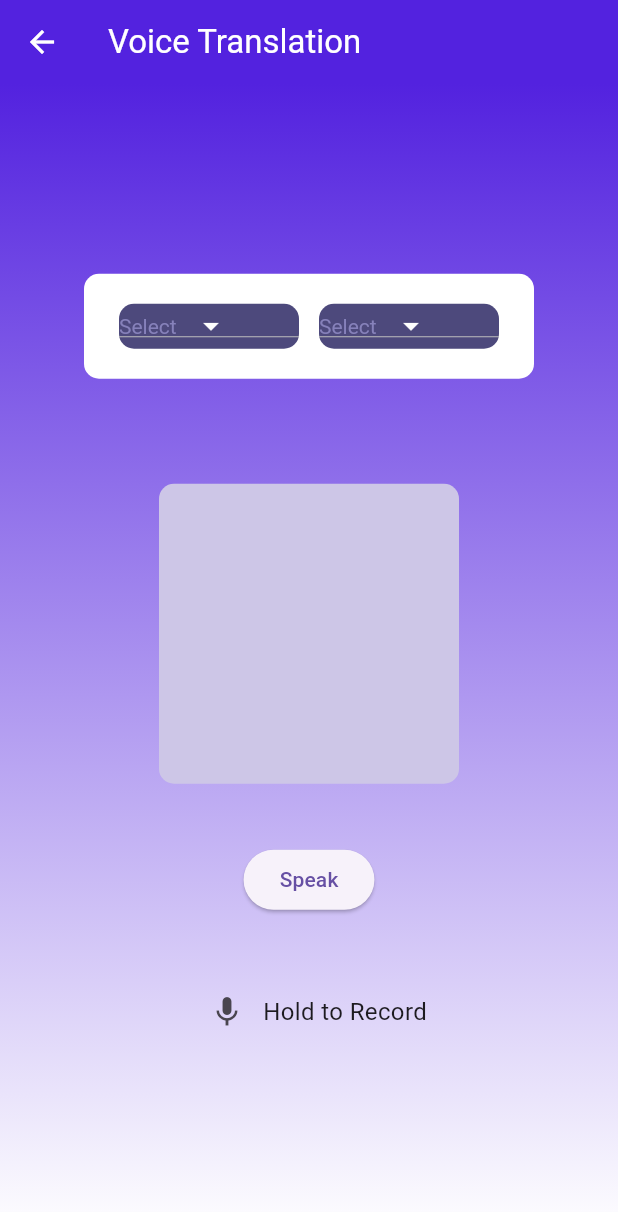
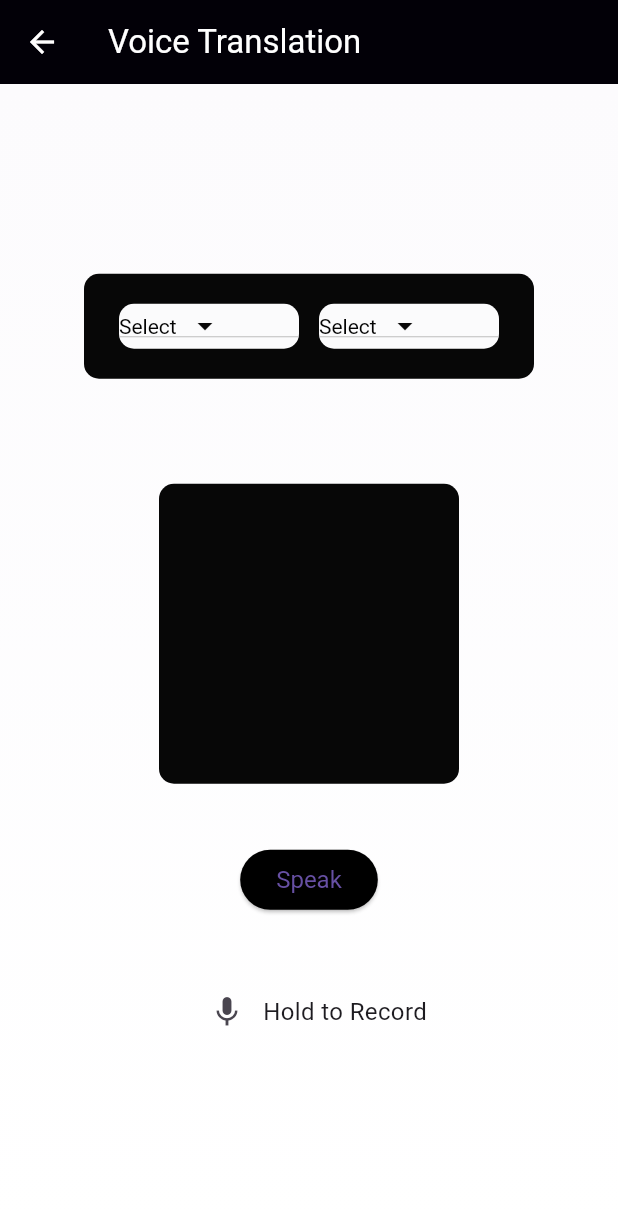
Before and after one commit to MeghaRajesh/Translate_Hub, a Flutter app: the TranslatorScreen screen opened directly, on a phone screen of 412 x 824 dp. Shown: the top 1212 px of the screen. Run offline on Flutter 3.47's test engine with Material 3 defaults, Android fonts, the phone set to English and light mode, and no system bars; our stand-ins replace cloud_firestore, firebase_auth, firebase_core, flutter_tts, get, image_picker and 1 more; missing offline and left inert: translator; accounts and stored records are empty; statements that could not run were skipped.

Commit message:
28-04-24

```diff
--- a/lib/voice.dart
+++ b/lib/voice.dart
@@ -1,8 +1,9 @@
 import 'package:flutter/material.dart';
+import 'package:flutter_tts/flutter_tts.dart';
 import 'package:speech_to_text/speech_to_text.dart' as stt;
 import 'package:translator/translator.dart';
-import 'package:flutter_tts/flutter_tts.dart';
-import 'option.dart';
+
+import 'option.dart'; // Assuming the option.dart file is in the same directory
 
 class VoiceTranslation extends StatelessWidget {
   @override
@@ -17,7 +18,6 @@ class VoiceTranslation extends StatelessWidget {
   }
 }
 
-
 class TranslatorScreen extends StatefulWidget {
   @override
   _TranslatorScreenState createState() => _TranslatorScreenState();
@@ -29,15 +29,74 @@ class _TranslatorScreenState extends State<TranslatorScreen> {
   final FlutterTts flutterTts = FlutterTts();
   String translatedText = '';
   bool isListening = false;
-  List<String> languages = ['Select ', 'English', 'French', 'Hindi', 'German'];
-  String selectedLanguage1 = 'Select ';
-  String selectedLanguage2 = 'Select ';
+  List<String> languages = [
+    'Select ',
+    'English',
+    'French',
+    'Hindi',
+    'Arabic'
+  ]; // Adjusted languages list
+  String selectedLanguage1 =
+      'Select '; // Default selection for the first dropdown
+  String selectedLanguage2 =
+      'Select '; // Default selection for the second dropdown
 
-  void translateText(String text, String targetLanguage) async {
-    Translation translation = await translator.translate(text, to: targetLanguage);
-    setState(() {
-      translatedText = translation.text;
-    });
+  void translateText(String text) async {
+    // Check if both source and target languages are selected
+    if (selectedLanguage1 != 'Select ' && selectedLanguage2 != 'Select ') {
+      String sourceLanguageCode = ''; // Source language code
+      String targetLanguageCode = ''; // Target language code
+
+      // Set the source language code based on selectedLanguage1
+      switch (selectedLanguage1) {
+        case 'English':
+          sourceLanguageCode = 'en';
+          break;
+        case 'French':
+          sourceLanguageCode = 'fr';
+          break;
+        case 'Hindi':
+          sourceLanguageCode = 'hi';
+          break;
+        case 'Arabic':
+          sourceLanguageCode = 'ar';
+          break;
+        default:
+          // Default to English if no language is selected
+          sourceLanguageCode = 'en';
+      }
+
+      // Set the target language code based on selectedLanguage2
+      switch (selectedLanguage2) {
+        case 'English':
+          targetLanguageCode = 'en';
+          break;
+        case 'French':
+          targetLanguageCode = 'fr';
+          break;
+        case 'Hindi':
+          targetLanguageCode = 'hi';
+          break;
+        case 'Arabic':
+          targetLanguageCode = 'ar';
+          break;
+        default:
+          // Default to English if no language is selected
+          targetLanguageCode = 'en';
+      }
+
+      // Translate text from source language to target language
+      Translation translation;
+      // If source is German and target is English, directly translate
+
+      // Translate using the specified source and target language codes
+      translation = await translator.translate(text,
+          from: sourceLanguageCode, to: targetLanguageCode);
+
+      setState(() {
+        translatedText = translation.text;
+      });
+    }
   }
 
   void startListening() async {
@@ -47,7 +106,7 @@ class _TranslatorScreenState extends State<TranslatorScreen> {
       });
       speech.listen(
         onResult: (result) {
-          translateText(result.recognizedWords, selectedLanguage2 == 'English' ? 'en' : selectedLanguage2 == 'French' ? 'fr' : selectedLanguage2 == 'Hindi' ? 'hi' : 'de');
+          translateText(result.recognizedWords);
         },
       );
     }
@@ -71,7 +130,7 @@ class _TranslatorScreenState extends State<TranslatorScreen> {
   Widget build(BuildContext context) {
     return Scaffold(
       appBar: AppBar(
-        backgroundColor: Color.fromARGB(255, 83, 34, 223),
+        backgroundColor: Color.fromARGB(255, 2, 0, 7),
         title: Text(
           'Voice Translation',
           style: TextStyle(
@@ -79,7 +138,7 @@ class _TranslatorScreenState extends State<TranslatorScreen> {
           ),
         ),
         leading: IconButton(
-          icon: Icon(Icons.arrow_back, color: Colors.white),
+          icon: Icon(Icons.arrow_back, color: Color.fromARGB(255, 255, 254, 254)),
           onPressed: () {
             Navigator.push(
               context,
@@ -96,7 +155,7 @@ class _TranslatorScreenState extends State<TranslatorScreen> {
           gradient: LinearGradient(
             begin: Alignment.topCenter,
             end: Alignment.bottomCenter,
-            colors: [Color.fromARGB(255, 83, 34, 223), Colors.white],
+            colors: [Color.fromARGB(255, 252, 251, 253), Colors.white],
           ),
         ),
         child: Center(
@@ -108,7 +167,7 @@ class _TranslatorScreenState extends State<TranslatorScreen> {
                 width: 300,
                 height: 70.0,
                 decoration: BoxDecoration(
-                  color: Colors.white,
+                  color: const Color.fromARGB(255, 7, 7, 7),
                   borderRadius: BorderRadius.circular(10.0),
                 ),
                 padding: EdgeInsets.all(10.0),
@@ -119,12 +178,12 @@ class _TranslatorScreenState extends State<TranslatorScreen> {
                       setState(() {
                         selectedLanguage1 = newValue ?? 'Select';
                       });
-                    }, selectedLanguage1 == 'English' ? 'en' : selectedLanguage1 == 'French' ? 'fr' : selectedLanguage1 == 'Hindi' ? 'hi' : 'de'),
+                    }),
                     buildDropdown(selectedLanguage2, (String? newValue) {
                       setState(() {
                         selectedLanguage2 = newValue ?? 'Select';
                       });
-                    }, selectedLanguage2 == 'English' ? 'en' : selectedLanguage2 == 'French' ? 'fr' : selectedLanguage2 == 'Hindi' ? 'hi' : 'de'),
+                    }),
                   ],
                 ),
               ),
@@ -133,13 +192,14 @@ class _TranslatorScreenState extends State<TranslatorScreen> {
                 width: 200.0,
                 height: 200.0,
                 decoration: BoxDecoration(
-                  color: Color.fromARGB(255, 205, 198, 231),
+                  color: Color.fromARGB(255, 7, 7, 7),
                   borderRadius: BorderRadius.circular(10.0), // Rounded edges
                 ),
                 child: Center(
                   child: Text(
                     translatedText,
-                    style: TextStyle(fontSize: 24.0, fontWeight: FontWeight.bold),
+                    style:
+                        TextStyle(fontSize: 24.0, fontWeight: FontWeight.bold, color: Colors.white),
                     textAlign: TextAlign.center,
                   ),
                 ),
@@ -148,9 +208,16 @@ class _TranslatorScreenState extends State<TranslatorScreen> {
               ElevatedButton(
                 onPressed: () {
                   // Speak the translated text in Hindi when the button is pressed
-                  flutterTts.setLanguage(selectedLanguage2 == 'Hindi' ? 'hi-IN' : 'en-US'); // Set the language to Hindi if selected, otherwise English
+                  flutterTts.setLanguage('hi-IN'); // Set the language to Hindi
                   flutterTts.speak(translatedText);
                 },
+                style: ElevatedButton.styleFrom(
+                  backgroundColor: Colors.black,
+                  textStyle: TextStyle(
+                    fontSize: 16,
+                    color: Colors.white,
+                  ),
+                ),
                 child: Text('Speak'),
               ),
               SizedBox(height: 40.0),
@@ -179,26 +246,21 @@ class _TranslatorScreenState extends State<TranslatorScreen> {
     );
   }
 
-  Widget buildDropdown(String selectedValue, void Function(String?) onChanged, String targetLanguage) {
+  Widget buildDropdown(String selectedValue, void Function(String?) onChanged) {
     return Container(
       width: 120,
       height: 30.0,
       decoration: BoxDecoration(
-        color: Color.fromARGB(255, 77, 73, 124),
+        color: Color.fromARGB(255, 251, 251, 252),
         borderRadius: BorderRadius.circular(10.0),
       ),
       child: DropdownButton<String>(
         value: selectedValue,
-        icon: Icon(Icons.arrow_drop_down, color: Colors.white),
+        icon: Icon(Icons.arrow_drop_down, color: const Color.fromARGB(255, 8, 7, 7)),
         iconSize: 24,
         elevation: 16,
-        style: TextStyle(color: Color.fromARGB(255, 134, 129, 186)),
-        onChanged: (newValue) {
-          onChanged(newValue);
-          if (newValue != 'Select ') {
-            translateText(translatedText, targetLanguage);
-          }
-        },
+        style: TextStyle(color: Color.fromARGB(255, 3, 3, 3)),
+        onChanged: onChanged,
         items: languages.map<DropdownMenuItem<String>>((String value) {
           return DropdownMenuItem<String>(
             value: value,
```
